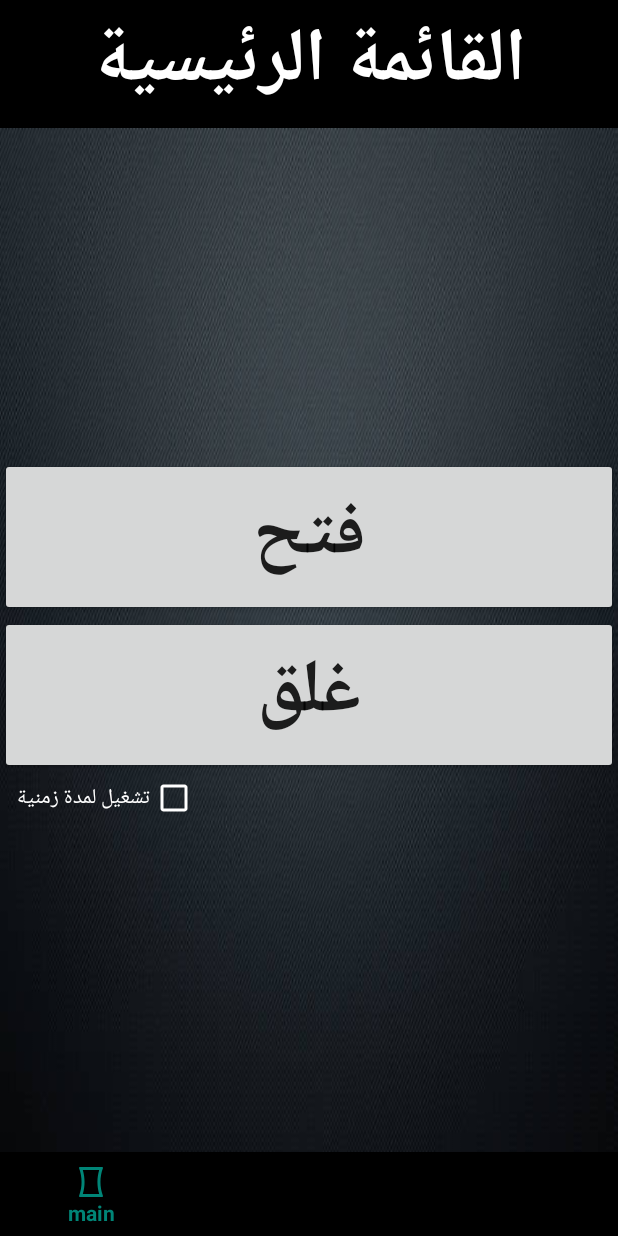
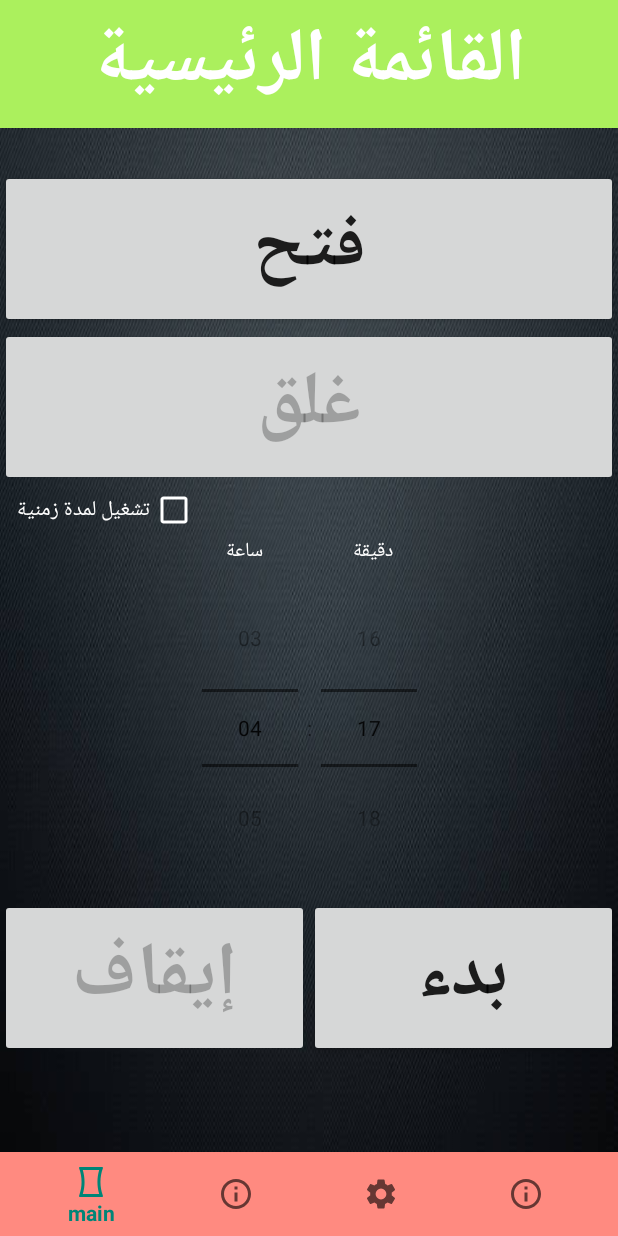
Before and after one commit to khaledsabry97/Control-HW-BOT, an Android app: the screen it shows after launch (MainActivity), after a tap on "غلق", on a phone screen of 412 x 824 dp. Run offline under Robolectric (Android 15) with nearby library versions, the phone set to English and light mode, and no system bars; our stand-ins replace Volley, sdp/ssp sizes; libraries missing offline, so code that uses them is left out: com.vansuita.materialabout; plain views replace RippleButton; network calls fail; 1 other tap on this screen came first.

Commit message:
some modifications

```diff
--- a/app/src/main/java/com/ashiaa/tanmo_app/Model/SaveAndRestore.java
+++ b/app/src/main/java/com/ashiaa/tanmo_app/Model/SaveAndRestore.java
@@ -167,7 +167,7 @@ public class SaveAndRestore {
 
     public String getIp()
     {
-        String ip = activity.getResources().getString(R.string.ip);
+        String ip =sharedPref.getString(activity.getString(R.string.ip), activity.getResources().getString(R.string.ip));
         return ip;
     }
 
--- a/app/src/main/java/com/ashiaa/tanmo_app/Services/PeriodService.java
+++ b/app/src/main/java/com/ashiaa/tanmo_app/Services/PeriodService.java
@@ -27,6 +27,7 @@ import java.util.TimerTask;
 public class PeriodService extends Service {
     NotificationManager manager;
     SendController sendController;
+    int state;
 
     @Override
     public void onCreate() {
@@ -35,6 +36,7 @@ public class PeriodService extends Service {
 
         manager = (NotificationManager) getSystemService(Context.NOTIFICATION_SERVICE);
         sendController = new SendController(getApplicationContext());
+        state = 0;
         addNotification();
 
 
@@ -53,6 +55,7 @@ public class PeriodService extends Service {
         manager.cancel(0);
         Intent intent = new Intent("PeriodService"); //FILTER is a string to identify this intent
         intent.putExtra("time", "");
+        intent.putExtra("state",state);
         sendBroadcast(intent);
         super.onDestroy();
         Toast.makeText(this, "Period Service has ended", Toast.LENGTH_SHORT).show();
@@ -111,10 +114,12 @@ public class PeriodService extends Service {
                 long endTime = saveAndRestore.getPeriodEndTime();
                 long currentTime = System.currentTimeMillis();
                 if (endTime == -1) {
+                    state = 1;
                     stopSelf();
 
                 } else if (currentTime >= endTime) {
 
+                    state = 2;
                     timer.cancel();
                     timer.purge();
                     sendController.sendOff();
@@ -122,6 +127,7 @@ public class PeriodService extends Service {
                     stopSelf();
 
                 } else {
+                    state = 3;
                     Integer sec = Long.valueOf((endTime - currentTime) / (1000)).intValue();
                     Integer min = sec / 60;
                     Integer hour = min / 60;
--- a/app/src/main/java/com/ashiaa/tanmo_app/Views/Homefragment.java
+++ b/app/src/main/java/com/ashiaa/tanmo_app/Views/Homefragment.java
@@ -6,9 +6,6 @@ import android.content.Context;
 import android.content.Intent;
 import android.content.IntentFilter;
 import android.os.Bundle;
-
-import androidx.fragment.app.Fragment;
-
 import android.view.LayoutInflater;
 import android.view.View;
 import android.view.ViewGroup;
@@ -18,6 +15,8 @@ import android.widget.CompoundButton;
 import android.widget.TextView;
 import android.widget.TimePicker;
 
+import androidx.fragment.app.Fragment;
+
 import com.ashiaa.tanmo_app.Controllers.SendController;
 import com.ashiaa.tanmo_app.Model.SaveAndRestore;
 import com.ashiaa.tanmo_app.R;
@@ -26,14 +25,13 @@ import com.ashiaa.tanmo_app.Services.PeriodService;
 
 public class Homefragment extends Fragment {
     ViewGroup periodViewGroup;
-    Button startButton,stopButton,startPeriodButton, stopPeriodButton;
+    Button startButton, stopButton, startPeriodButton, stopPeriodButton;
     CheckBox periodCheckBox;
     TimePicker timePicker;
     SendController sendController;
     SaveAndRestore saveAndRestore;
     TextView remainingTime;
     Intent periodIntent;
-
     String time = "";
 
     public Homefragment() {
@@ -51,7 +49,16 @@ TextView remainingTime;
         @Override
         public void onReceive(Context context, Intent intent) {
             time = intent.getExtras().getString("time");
+            int state = intent.getExtras().getInt("state");
             updateTime(time);
+            if(time.isEmpty() && state == 2)
+            {
+                enableStopButton(false);
+            }
+            else if(time.isEmpty() == false)
+            {
+                enableStopButton(true);
+            }
         }
     };
 
@@ -97,6 +104,8 @@ remainingTime = view.findViewById(R.id.remaining_time_id);
             public void onClick(View view) {
                 //send start enigne
                 sendController.sendOn();
+                enableStopButton(true);
+
             }
         });
 
@@ -106,13 +115,16 @@ remainingTime = view.findViewById(R.id.remaining_time_id);
                 //send stop
                 sendController.sendOff();
                 stopPeriod();
+                enableStopButton(false);
+
+
             }
         });
 
         periodCheckBox.setOnCheckedChangeListener(new CompoundButton.OnCheckedChangeListener() {
             @Override
             public void onCheckedChanged(CompoundButton compoundButton, boolean b) {
-                if(b == true)
+                if (b == true)
                     periodViewGroup.setVisibility(View.VISIBLE);
                 else {
                     periodViewGroup.setVisibility(View.GONE);
@@ -130,17 +142,19 @@ remainingTime = view.findViewById(R.id.remaining_time_id);
                 int hour = 0;
                 int min = 0;
                 if (android.os.Build.VERSION.SDK_INT >= android.os.Build.VERSION_CODES.M) {
-                     hour = timePicker.getHour()*60*60*1000;
-                     min = timePicker.getMinute()*60*1000;
+                    hour = timePicker.getHour() * 60 * 60 * 1000;
+                    min = timePicker.getMinute() * 60 * 1000;
+                } else {
+                    hour = timePicker.getCurrentHour() * 60 * 60 * 1000;
+                    min = timePicker.getCurrentMinute() * 60 * 1000;
                 }
-                else
-                {
-                     hour = timePicker.getCurrentHour()*60*60*1000;
-                     min = timePicker.getCurrentMinute()*60*1000;
-                }
-                saveAndRestore.setEndTime(System.currentTimeMillis() +hour+min);
+                saveAndRestore.setEndTime(System.currentTimeMillis() + hour + min);
                 sendController.sendOn();
                 getActivity().startService(periodIntent);
+
+                enableStopPeriodButton(true);
+                enableStopButton(true);
+
             }
         });
         stopPeriodButton.setOnClickListener(new View.OnClickListener() {
@@ -148,36 +162,79 @@ remainingTime = view.findViewById(R.id.remaining_time_id);
             public void onClick(View view) {
                 sendController.sendOff();
                 stopPeriod();
+                enableStopButton(false);
+                enableStopPeriodButton(false);
+
 
             }
         });
 
+        enableStopButton(false);
+        enableStopPeriodButton(false);
 
 
         return view;
     }
 
-    private void stopPeriod()
-    {
+    private void stopPeriod() {
         periodIntent = new Intent(getContext(), PeriodService.class);
         //add end time at storage
         getActivity().stopService(periodIntent);
+        updateTime("");
+
         saveAndRestore.setEndTime(-1);
-        updateTime("");
+
     }
 
     private void checkLastState() {
         //if set period before then sho it
         long endTime = saveAndRestore.getPeriodEndTime();
         long currentTime = System.currentTimeMillis();
-         if(currentTime <= endTime && endTime != -1) {
+        if (currentTime <= endTime && endTime != -1) {
             periodCheckBox.setChecked(true);
         }
     }
 
-    private void updateTime(String time)
-    {
+    private void updateTime(String time) {
+        if (time.isEmpty() == true) {
+            enableStopPeriodButton(false);
+        }
+        else {
+            enableStopPeriodButton(true);
+        }
+
+
         remainingTime.setText(time);
     }
 
+
+
+
+    void enableStopButton(boolean state)
+    {
+        if (state != true)
+        {
+            startButton.setEnabled(true);
+            stopButton.setEnabled(false);
         }
+        else
+        {
+            startButton.setEnabled(false);
+            stopButton.setEnabled(true);
+        }
+    }
+    void enableStopPeriodButton(boolean state)
+    {
+        if (state != true)
+        {
+            startPeriodButton.setEnabled(true);
+            stopPeriodButton.setEnabled(false);
+        }
+        else
+        {
+            startPeriodButton.setEnabled(false);
+            stopPeriodButton.setEnabled(true);
+        }
+    }
+
+}
--- a/app/src/main/res/layout/activity_main_layout.xml
+++ b/app/src/main/res/layout/activity_main_layout.xml
@@ -27,6 +27,7 @@
         android:id="@+id/bottom_navigation"
         android:layout_width="match_parent"
         android:layout_height="56dp"
+        android:background="@color/navigation_color"
         android:layout_gravity="bottom"
         app:menu="@menu/navigation_items" />
 
--- a/app/src/main/res/layout/fragment_configuration.xml
+++ b/app/src/main/res/layout/fragment_configuration.xml
@@ -3,7 +3,7 @@
     xmlns:tools="http://schemas.android.com/tools"
     android:layout_width="match_parent"
     android:layout_height="match_parent"
-    android:background="@color/background_main"
+    android:background="@color/backgroung_color"
     tools:context=".Views.ConfigurationFragment">
 
     <RelativeLayout
--- a/app/src/main/res/layout/fragment_main_menu_fragment.xml
+++ b/app/src/main/res/layout/fragment_main_menu_fragment.xml
@@ -80,7 +80,7 @@
             android:layout_width="match_parent"
             android:layout_height="wrap_content"
             android:layout_weight="1"
-            android:visibility="gone"
+            android:visibility="visible"
             app:layout_constraintTop_toBottomOf="@id/switch_id">
 
 
--- a/app/src/main/res/layout/header_fragement.xml
+++ b/app/src/main/res/layout/header_fragement.xml
@@ -10,7 +10,7 @@
     android:text="القائمة الرئيسية"
     android:textSize="50sp"
     android:textColor="#fff"
-    android:background="#000"
+    android:background="@color/header_color"
     android:gravity="center"
     android:textStyle="bold"/>
 </LinearLayout>
```
Also changed, not shown: app/src/main/java/com/ashiaa/tanmo_app/Views/ScheduleFragment.java (+6 -2 lines), app/src/main/res/layout/fragment_schedule.xml (+69 -38 lines), app/src/main/res/values/colors.xml (+19 -6 lines). Lines whose indentation alone changed are shown as unchanged.
